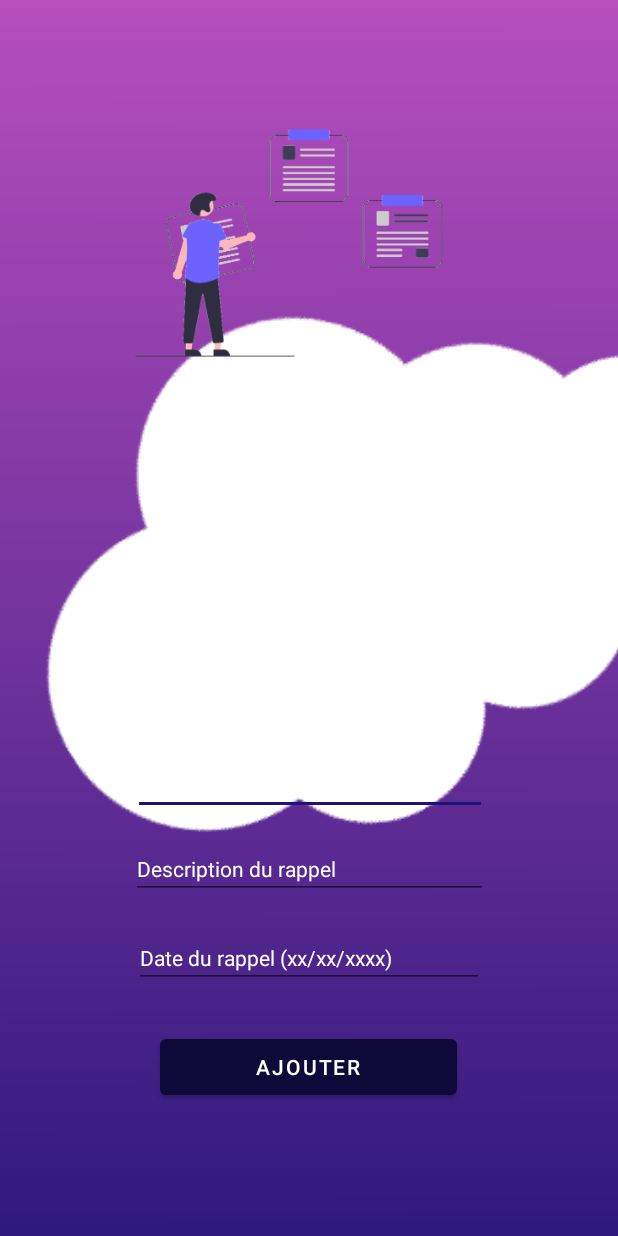
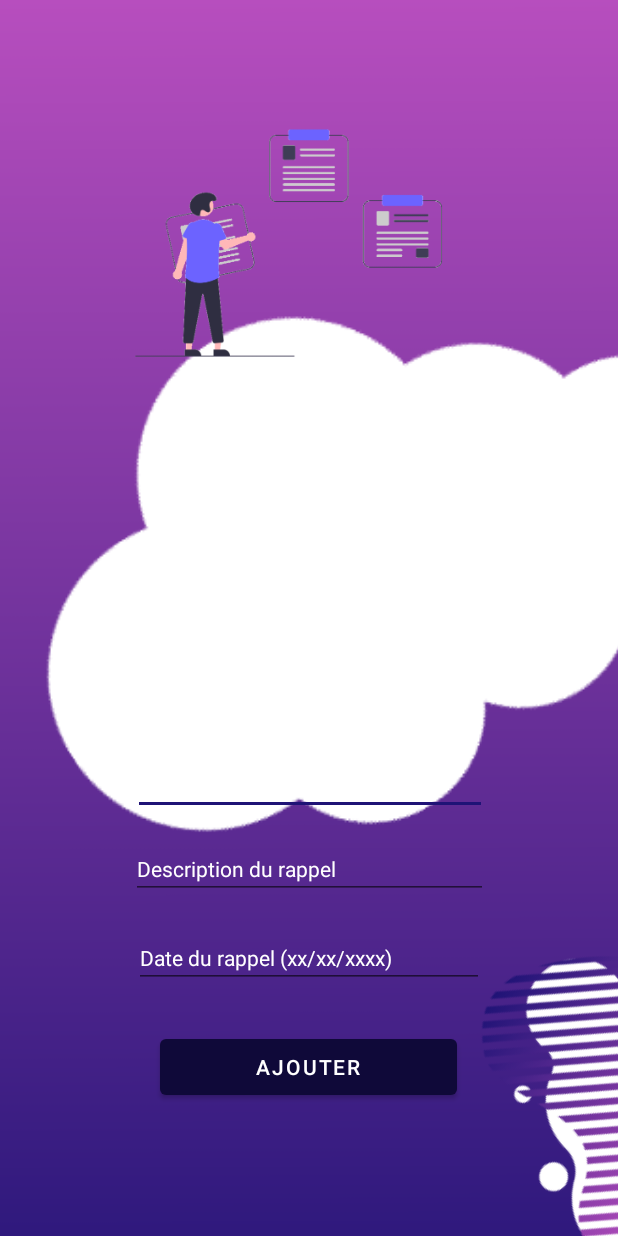
Before and after one commit to darlene-s/EtuMoov, an Android app: the layout activity_ajout_rappel.xml on its own in the app's theme, with its tools: preview values and no code run, on a phone screen of 412 x 824 dp. Run offline under Robolectric (Android 15) with nearby library versions, the phone set to English and light mode, and no system bars.

Commit message:
XML ajouter un rappel no warning

```diff
--- a/app/src/main/res/layout/activity_ajout_rappel.xml
+++ b/app/src/main/res/layout/activity_ajout_rappel.xml
@@ -107,4 +107,14 @@
         app:layout_constraintTop_toBottomOf="@+id/img_profilnote"
         app:layout_constraintVertical_bias="0.0" />
 
+    <ImageView
+        android:id="@+id/imageView18"
+        android:layout_width="215dp"
+        android:layout_height="190dp"
+        android:rotation="50"
+        app:layout_constraintBottom_toBottomOf="parent"
+        app:layout_constraintStart_toEndOf="@+id/btn_ajout"
+        app:srcCompat="@drawable/ic_form3"
+        tools:ignore="ContentDescription" />
+
 </androidx.constraintlayout.widget.ConstraintLayout>
```
